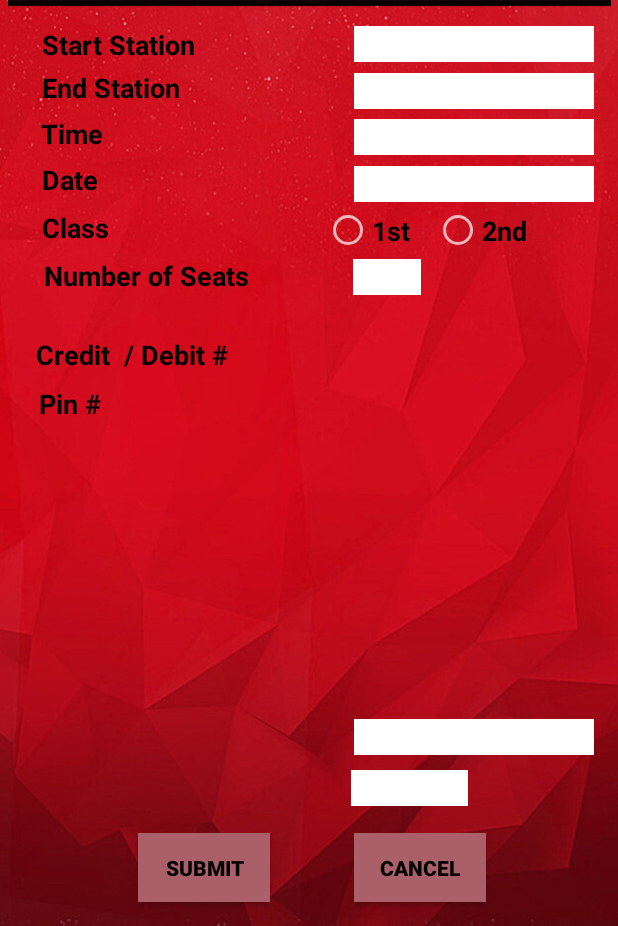
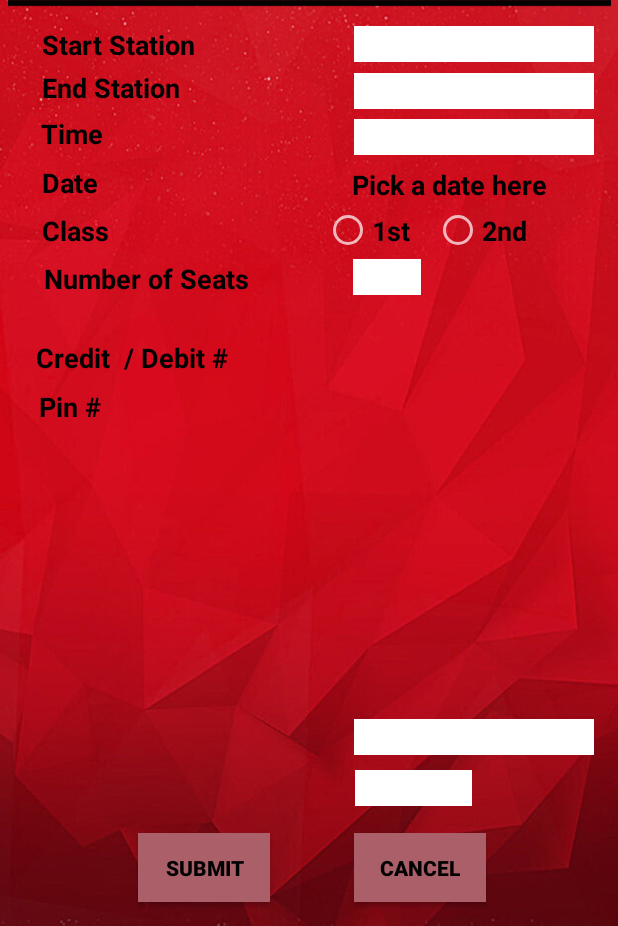
Before and after one commit to prasanthse/TrackBook, an Android app: the BookingActivity screen opened directly, with no data from a screen before it, on a phone screen of 412 x 824 dp, the part 310-1236 px from its top. Run offline under Robolectric (Android 15) with nearby library versions, the phone set to English and light mode, and no system bars; our stand-ins replace Firebase (no records; nobody signed in at launch, a user with empty details on screens opened directly).

Commit message:
date picking succesfull

```diff
--- a/app/src/main/java/com/se15026/prasanth/trackbook/BookingActivity.java
+++ b/app/src/main/java/com/se15026/prasanth/trackbook/BookingActivity.java
@@ -1,14 +1,21 @@
 package com.se15026.prasanth.trackbook;
 
+import android.app.DatePickerDialog;
 import android.content.Intent;
+import android.graphics.Color;
+import android.graphics.drawable.ColorDrawable;
 import android.os.Bundle;
 import android.support.annotation.NonNull;
 import android.support.v7.app.AppCompatActivity;
+import android.util.Log;
 import android.view.View;
+import android.widget.AdapterView;
 import android.widget.ArrayAdapter;
 import android.widget.Button;
+import android.widget.DatePicker;
 import android.widget.EditText;
 import android.widget.Spinner;
+import android.widget.TextView;
 import android.widget.Toast;
 
 import com.google.firebase.database.DataSnapshot;
@@ -18,9 +25,10 @@ import com.google.firebase.database.FirebaseDatabase;
 import com.google.firebase.database.ValueEventListener;
 
 import java.util.ArrayList;
+import java.util.Calendar;
 import java.util.List;
 
-public class BookingActivity extends AppCompatActivity {
+public class BookingActivity extends AppCompatActivity{
 
     private Button submitBtn;
     private Button cancelBtn;
@@ -28,6 +36,7 @@ public class BookingActivity extends AppCompatActivity {
     private Spinner end;
     private Spinner time;
     private Spinner seats;
+    private TextView date;
     private EditText card;
     private EditText pin;
 
@@ -44,6 +53,10 @@ public class BookingActivity extends AppCompatActivity {
     private int stationNumber = 1; //to identify the station key
     private String testStationName; //to declare station name
 
+    private DatePickerDialog.OnDateSetListener mDateSetListener;
+
+    private static final String TAG = "BookingActivity";
+
     @Override
     protected void onCreate(Bundle savedInstanceState) {
         super.onCreate(savedInstanceState);
@@ -57,6 +70,7 @@ public class BookingActivity extends AppCompatActivity {
         seats = (Spinner) findViewById(R.id.seatsDropdown);
         card = (EditText)findViewById(R.id.cardNumber);
         pin = (EditText) findViewById(R.id.pinNumber);
+        date = (TextView) findViewById(R.id.date);
 
         databaseReference = FirebaseDatabase.getInstance().getReference();
 
@@ -97,22 +111,76 @@ public class BookingActivity extends AppCompatActivity {
             }
         });
 
-        start.setOnClickListener(new View.OnClickListener() {
+        start.setOnItemSelectedListener(new AdapterView.OnItemSelectedListener() {
             @Override
-            public void onClick(View v) {
-                bookingInfo.setStartingStation(start.getSelectedItem().toString());
+            public void onItemSelected(AdapterView<?> parent, View view, int position, long id) {
+                String selectedStation = parent.getItemAtPosition(position).toString();
+                Toast toast = Toast.makeText(getApplicationContext(), selectedStation, Toast.LENGTH_SHORT);
+                toast.show();
+            }
+
+            @Override
+            public void onNothingSelected(AdapterView<?> parent) {
+
             }
         });
 
-        end.setOnClickListener(new View.OnClickListener() {
+        end.setOnItemSelectedListener(new AdapterView.OnItemSelectedListener() {
             @Override
-            public void onClick(View v) {
-                bookingInfo.setEndStation(end.getSelectedItem().toString());
-                stationValidation();
+            public void onItemSelected(AdapterView<?> parent, View view, int position, long id) {
+
+            }
+
+            @Override
+            public void onNothingSelected(AdapterView<?> parent) {
+
             }
         });
 
+        time.setOnItemSelectedListener(new AdapterView.OnItemSelectedListener() {
+            @Override
+            public void onItemSelected(AdapterView<?> parent, View view, int position, long id) {
+
+            }
+
+            @Override
+            public void onNothingSelected(AdapterView<?> parent) {
+
+            }
+        });
+
+        date.setOnClickListener(new View.OnClickListener() {
+            @Override
+            public void onClick(View v) {
+
+                dateWindowMaker();
+
+                mDateSetListener = new DatePickerDialog.OnDateSetListener() {
+                    @Override
+                    public void onDateSet(DatePicker view, int year, int month, int day) {
+                        month = month + 1;
+                        Log.d(TAG, "OnDateSet : mm/dd/yy: " + month + "/" + day + "/" + year);
+                        String bookedDate = month + "/" + day + "/" + year;
+                        date.setText(bookedDate);
+                    }
+                };
+            }
+        });
     }
+
+    public void dateWindowMaker(){
+
+        Calendar cal = Calendar.getInstance();
+
+        int date = cal.get(Calendar.DAY_OF_MONTH);
+        int month = cal.get(Calendar.MONTH);
+        int year = cal.get(Calendar.YEAR);
+
+        DatePickerDialog dialog = new DatePickerDialog(BookingActivity.this, android.R.style.Theme_Holo_Light_Dialog_MinWidth, mDateSetListener, year, month, date);
+        dialog.getWindow().setBackgroundDrawable(new ColorDrawable(Color.TRANSPARENT));
+        dialog.show();
+    }
+
 
     public void retrieveStations(){
 
@@ -121,7 +189,6 @@ public class BookingActivity extends AppCompatActivity {
             public void onDataChange(@NonNull DataSnapshot dataSnapshot) {
 
                 for(DataSnapshot stations : dataSnapshot.getChildren()){
-
                     String stationNames = stations.getValue(String.class);
                     stationsList.add(stationNames);
                 }
@@ -134,6 +201,7 @@ public class BookingActivity extends AppCompatActivity {
         });
     }
 
+/*
     public void stationValidation(){
 
         if(startStation.equals(endStation) || startStation.equals(null) || endStation.equals(null)){
@@ -221,7 +289,7 @@ public class BookingActivity extends AppCompatActivity {
 
         return stationNumber;
     }
-
+*/
     public String getStartStation() {
         return startStation;
     }
--- a/app/src/main/java/com/se15026/prasanth/trackbook/WelcomeActivity.java
+++ b/app/src/main/java/com/se15026/prasanth/trackbook/WelcomeActivity.java
@@ -7,7 +7,7 @@ import android.support.v7.app.AppCompatActivity;
 
 public class WelcomeActivity extends AppCompatActivity {
 
-    private static int time = 5000; //Assign 5 seconds to time variable
+    private static int time = 3000; //Assign 5 seconds to time variable
     private Handler myHandler = new Handler();
 
     @Override
--- a/app/src/main/res/layout/activity_booking.xml
+++ b/app/src/main/res/layout/activity_booking.xml
@@ -126,12 +126,12 @@
         app:layout_constraintTop_toBottomOf="@+id/endStation" />
 
     <TextView
-        android:id="@+id/date"
+        android:id="@+id/datePicker"
         android:layout_width="wrap_content"
         android:layout_height="wrap_content"
         android:layout_marginStart="28dp"
         android:layout_marginLeft="28dp"
-        android:layout_marginTop="6dp"
+        android:layout_marginTop="8dp"
         android:text="Date"
         android:textColor="@color/colorAccent"
         android:textSize="18sp"
@@ -297,8 +297,8 @@
         android:layout_width="78dp"
         android:layout_height="24dp"
         android:layout_marginTop="8dp"
-        android:layout_marginEnd="100dp"
-        android:layout_marginRight="100dp"
+        android:layout_marginEnd="97dp"
+        android:layout_marginRight="97dp"
         android:layout_marginBottom="80dp"
         android:background="@color/colorPrimary"
         android:ems="10"
@@ -319,6 +319,7 @@
         android:background="@color/colorPrimary"
         android:spinnerMode="dropdown"
         android:textAlignment="center"
+        android:textColor="@color/colorAccent"
         app:layout_constraintEnd_toEndOf="parent"
         app:layout_constraintTop_toTopOf="parent"></Spinner>
 
@@ -332,6 +333,7 @@
         android:background="@color/colorPrimary"
         android:spinnerMode="dropdown"
         android:textAlignment="center"
+        android:textColor="@color/colorAccent"
         app:layout_constraintEnd_toEndOf="parent"
         app:layout_constraintTop_toTopOf="parent"></Spinner>
 
@@ -345,19 +347,7 @@
         android:background="@color/colorPrimary"
         android:spinnerMode="dropdown"
         android:textAlignment="center"
-        app:layout_constraintEnd_toEndOf="parent"
-        app:layout_constraintTop_toTopOf="parent"></Spinner>
-
-    <Spinner
-        android:id="@+id/dateDropdown"
-        android:layout_width="160dp"
-        android:layout_height="24dp"
-        android:layout_marginTop="317dp"
-        android:layout_marginEnd="16dp"
-        android:layout_marginRight="16dp"
-        android:background="@color/colorPrimary"
-        android:spinnerMode="dropdown"
-        android:textAlignment="center"
+        android:textColor="@color/colorAccent"
         app:layout_constraintEnd_toEndOf="parent"
         app:layout_constraintTop_toTopOf="parent"></Spinner>
 
@@ -371,7 +361,26 @@
         android:background="@color/colorPrimary"
         android:spinnerMode="dropdown"
         android:textAlignment="center"
+        android:textColor="@color/colorAccent"
         app:layout_constraintEnd_toEndOf="parent"
         app:layout_constraintTop_toTopOf="parent"></Spinner>
 
+    <TextView
+        android:id="@+id/date"
+        android:layout_width="161dp"
+        android:layout_height="23dp"
+        android:layout_marginStart="37dp"
+        android:layout_marginLeft="37dp"
+        android:layout_marginTop="317dp"
+        android:layout_marginEnd="8dp"
+        android:layout_marginRight="8dp"
+        android:text="Pick a date here"
+        android:textColor="@color/colorAccent"
+        android:textSize="18sp"
+        android:textStyle="bold"
+        app:layout_constraintEnd_toEndOf="parent"
+        app:layout_constraintHorizontal_bias="0.961"
+        app:layout_constraintStart_toStartOf="parent"
+        app:layout_constraintTop_toTopOf="parent" />
+
 </android.support.constraint.ConstraintLayout>
```
